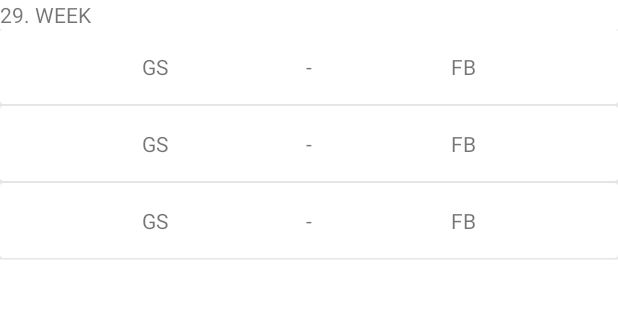
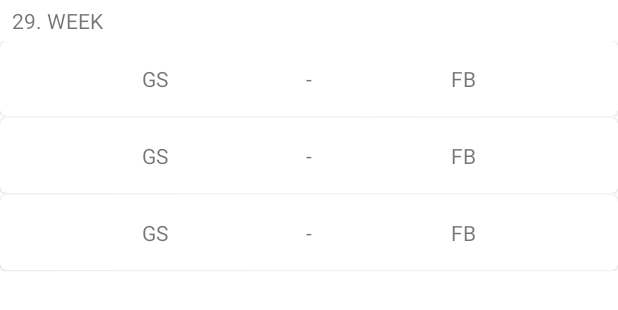
Before and after one commit to slngl/OrganizeSoccerLeague, an Android app: the layout fragment_round.xml on its own in the app's theme, with its tools: preview values and no code run, on a phone screen of 412 x 824 dp. Shown: the top 310 px of the screen. Run offline under Robolectric (Android 15) with nearby library versions, the phone set to English and light mode, and no system bars.

Commit message:
code review, unused things removed

```diff
--- a/app/src/main/java/com/slngl/organizesoccerleague/db/FixtureDatabase.kt
+++ b/app/src/main/java/com/slngl/organizesoccerleague/db/FixtureDatabase.kt
@@ -6,6 +6,6 @@ import androidx.room.TypeConverters
 
 @Database(entities = [Round::class], version = 1)
 @TypeConverters(Converters::class)
-abstract class FixtureDatabase : RoomDatabase(){
+abstract class FixtureDatabase : RoomDatabase() {
     abstract fun roundDao(): RoundDao
 }
--- a/app/src/main/java/com/slngl/organizesoccerleague/di/AppModule.kt
+++ b/app/src/main/java/com/slngl/organizesoccerleague/di/AppModule.kt
@@ -14,4 +14,5 @@ object AppModule {
     @Singleton
     @BaseUrlQualifier
     fun provideBaseUrl(): String = "https://livescore-api.com/api-client/"
+
 }
--- a/app/src/main/java/com/slngl/organizesoccerleague/di/NetworkModule.kt
+++ b/app/src/main/java/com/slngl/organizesoccerleague/di/NetworkModule.kt
@@ -17,7 +17,7 @@ object NetworkModule {
 
     @Singleton
     @Provides
-    fun provideOkHttpClient() : OkHttpClient {
+    fun provideOkHttpClient(): OkHttpClient {
         return OkHttpClient().newBuilder().build()
     }
 
--- a/app/src/main/java/com/slngl/organizesoccerleague/model/Team.kt
+++ b/app/src/main/java/com/slngl/organizesoccerleague/model/Team.kt
@@ -7,4 +7,4 @@ data class Team(
     val name: String,
     val stadium: String,
     val translations: Any?
-        )
+)
--- a/app/src/main/java/com/slngl/organizesoccerleague/network/LiveScoreApiService.kt
+++ b/app/src/main/java/com/slngl/organizesoccerleague/network/LiveScoreApiService.kt
@@ -10,5 +10,5 @@ interface LiveScoreApiService {
 //    https://livescore-api.com/api-client/teams/list.json?key=rSE51PkvI6DJlLWI&secret=ZgrF4NBfCOcYGck85Zd6PxByEfhZ1dI1
 
     @GET("teams/list.json?key=rSE51PkvI6DJlLWI&secret=ZgrF4NBfCOcYGck85Zd6PxByEfhZ1dI1")
-    suspend fun getTeams() : Response<BaseResponse<Data>>
+    suspend fun getTeams(): Response<BaseResponse<Data>>
 }
--- a/app/src/main/java/com/slngl/organizesoccerleague/ui/MainActivity.kt
+++ b/app/src/main/java/com/slngl/organizesoccerleague/ui/MainActivity.kt
@@ -1,7 +1,7 @@
 package com.slngl.organizesoccerleague.ui
 
+import android.os.Bundle
 import androidx.appcompat.app.AppCompatActivity
-import android.os.Bundle
 import com.slngl.organizesoccerleague.R
 import dagger.hilt.android.AndroidEntryPoint
 
--- a/app/src/main/java/com/slngl/organizesoccerleague/ui/adapter/FixtureAdapter.kt
+++ b/app/src/main/java/com/slngl/organizesoccerleague/ui/adapter/FixtureAdapter.kt
@@ -5,7 +5,8 @@ import androidx.viewpager2.adapter.FragmentStateAdapter
 import com.slngl.organizesoccerleague.db.Round
 import com.slngl.organizesoccerleague.ui.RoundFragment
 
-class FixtureAdapter(fragment: Fragment, val listOfPages: List<Round?>): FragmentStateAdapter(fragment) {
+class FixtureAdapter(fragment: Fragment, val listOfPages: List<Round?>) :
+    FragmentStateAdapter(fragment) {
 
     override fun getItemCount(): Int {
         return listOfPages.size
--- a/app/src/main/java/com/slngl/organizesoccerleague/ui/adapter/TeamsAdapter.kt
+++ b/app/src/main/java/com/slngl/organizesoccerleague/ui/adapter/TeamsAdapter.kt
@@ -10,7 +10,7 @@ import com.slngl.organizesoccerleague.model.Team
 
 class TeamsAdapter : RecyclerView.Adapter<TeamsAdapter.TeamViewHolder>() {
 
-    inner class TeamViewHolder(binding : ItemTeamBinding) : RecyclerView.ViewHolder(binding.root) {
+    inner class TeamViewHolder(binding: ItemTeamBinding) : RecyclerView.ViewHolder(binding.root) {
         val teamName = binding.tvTitle
         fun bindTo(item: Team?) {
             teamName.text = item?.name
--- a/app/src/main/java/com/slngl/organizesoccerleague/ui/adapter/ZoomOutPageTransformer.kt
+++ b/app/src/main/java/com/slngl/organizesoccerleague/ui/adapter/ZoomOutPageTransformer.kt
@@ -1,4 +1,3 @@
-
 package com.slngl.organizesoccerleague.ui.adapter
 
 import android.view.View
--- a/app/src/main/java/com/slngl/organizesoccerleague/viewModel/TeamsViewModel.kt
+++ b/app/src/main/java/com/slngl/organizesoccerleague/viewModel/TeamsViewModel.kt
@@ -54,13 +54,13 @@ class TeamsViewModel @Inject constructor(
         var list = teamList.toMutableList()
 
         for (i in 0 until teamSize - 1) {
-            val homeTeamList = mutableListOf<String>()
+            val matchList = mutableListOf<String>()
             for (j in 0 until teamSize / 2) {
                 val secondIndex = teamSize - 1 - j
-                homeTeamList.add(j, list[j].name + "///" + list[secondIndex].name)
+                matchList.add(j, list[j].name + "///" + list[secondIndex].name)
             }
 
-            val r = Round(homeTeamList, i + 1)
+            val r = Round(matchList, i + 1)
             insertRound(r)
 
             val newList: MutableList<Team> = mutableListOf()
--- a/app/src/main/res/layout/fragment_round.xml
+++ b/app/src/main/res/layout/fragment_round.xml
@@ -16,10 +16,14 @@
             android:layout_height="wrap_content"
             android:orientation="vertical">
 
-            <TextView
+            <com.google.android.material.textview.MaterialTextView
                 android:id="@+id/textView"
                 android:layout_width="match_parent"
                 android:layout_height="wrap_content"
+                android:paddingStart="8dp"
+                android:paddingEnd="8dp"
+                android:paddingBottom="4dp"
+                android:paddingTop="4dp"
                 tools:text="29. WEEK" />
 
             <androidx.recyclerview.widget.RecyclerView
--- a/app/src/main/res/layout/item_round.xml
+++ b/app/src/main/res/layout/item_round.xml
@@ -1,5 +1,5 @@
 <?xml version="1.0" encoding="utf-8"?>
-<androidx.cardview.widget.CardView xmlns:android="http://schemas.android.com/apk/res/android"
+<com.google.android.material.card.MaterialCardView xmlns:android="http://schemas.android.com/apk/res/android"
     xmlns:tools="http://schemas.android.com/tools"
     android:layout_width="match_parent"
     android:layout_height="50dp"
@@ -17,7 +17,7 @@
             android:orientation="vertical"
             app:layout_constraintGuide_percent="0.5"/>
 
-        <TextView
+        <com.google.android.material.textview.MaterialTextView
             android:id="@+id/tvHomeTeam"
             android:layout_width="wrap_content"
             android:layout_height="wrap_content"
@@ -27,7 +27,7 @@
             app:layout_constraintStart_toStartOf="parent"
             app:layout_constraintTop_toTopOf="parent" />
 
-        <TextView
+        <com.google.android.material.textview.MaterialTextView
             android:id="@+id/tvAwayTeam"
             android:layout_width="wrap_content"
             android:layout_height="wrap_content"
@@ -37,7 +37,7 @@
             app:layout_constraintStart_toStartOf="@+id/guideline2"
             app:layout_constraintTop_toTopOf="parent" />
 
-        <TextView
+        <com.google.android.material.textview.MaterialTextView
             android:id="@+id/tvLine"
             android:layout_width="wrap_content"
             android:layout_height="wrap_content"
@@ -47,4 +47,4 @@
             app:layout_constraintStart_toStartOf="@+id/guideline2"
             app:layout_constraintTop_toTopOf="parent" />
     </androidx.constraintlayout.widget.ConstraintLayout>
-</androidx.cardview.widget.CardView>
+</com.google.android.material.card.MaterialCardView>
--- a/app/src/main/res/navigation/nav_graph.xml
+++ b/app/src/main/res/navigation/nav_graph.xml
@@ -11,7 +11,11 @@
         android:label="TeamsFragment" >
         <action
             android:id="@+id/action_teamsFragment_to_fixtureFragment"
-            app:destination="@id/fixtureFragment" />
+            app:destination="@id/fixtureFragment"
+            app:enterAnim="@anim/fragment_open_enter"
+            app:exitAnim="@anim/fragment_open_exit"
+            app:popEnterAnim="@anim/fragment_open_enter"
+            app:popExitAnim="@anim/fragment_open_exit" />
     </fragment>
     <fragment
         android:id="@+id/fixtureFragment"
```
Also changed, not shown: app/src/main/java/com/slngl/organizesoccerleague/model/Country.kt (+4 -4 lines), app/src/main/java/com/slngl/organizesoccerleague/model/Data.kt (+6 -6 lines), app/src/main/java/com/slngl/organizesoccerleague/ui/FixtureFragment.kt (+16 -5 lines), app/src/main/java/com/slngl/organizesoccerleague/ui/RoundFragment.kt (+3 -4 lines), app/src/main/java/com/slngl/organizesoccerleague/ui/TeamsFragment.kt (+5 -7 lines), app/src/main/res/layout/item_team.xml (+4 -5 lines).
